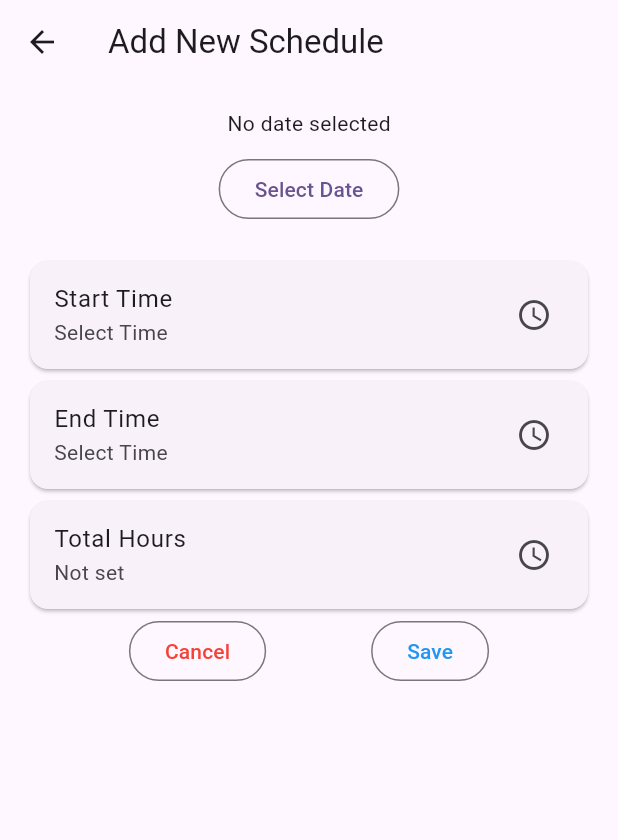
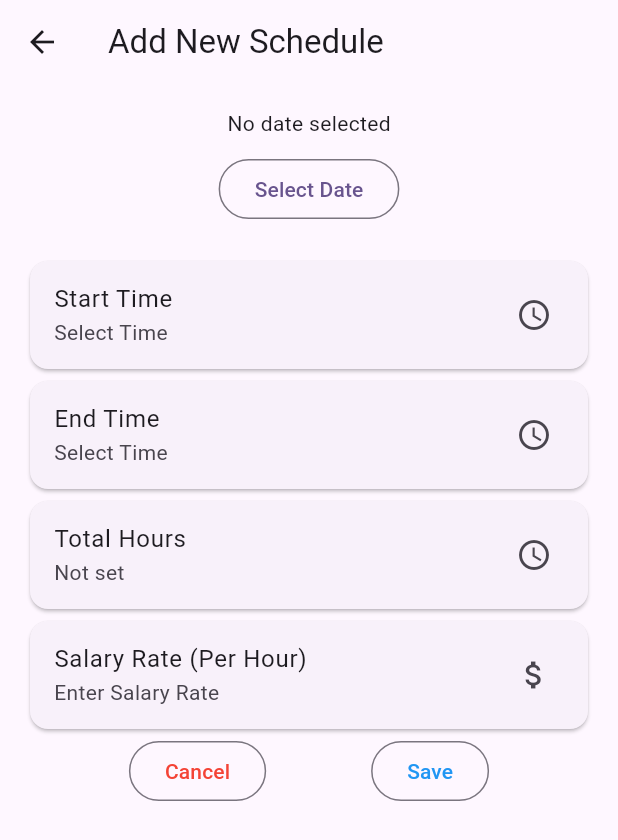
Before and after one commit to IzzatHaikal0/Workshop-Management-System-WMS-Group-7, a Flutter app: the screen it shows after launch, item 2 of the bottom bar chosen, after a tap on "Add", on a phone screen of 412 x 824 dp. Shown: the top 840 px of the screen. Run offline on Flutter 3.47's test engine with Material 3 defaults, Android fonts, the light colour scheme and no system bars; our stand-ins replace cloud_firestore, firebase_core; accounts and stored records are empty.

Commit message:
backend add,list schedule

```diff
--- a/lib/Models/ScheduleModel.dart
+++ b/lib/Models/ScheduleModel.dart
@@ -1,22 +1,39 @@
-class ScheduleModel {
-  final String id;
-  final String title;
-  final String date;
+import 'package:cloud_firestore/cloud_firestore.dart';
 
-  ScheduleModel({required this.id, required this.title, required this.date});
+class Schedule {
+  //final String ScheduleID;
+  final DateTime StartTime;
+  final DateTime EndTime;
+  final DateTime ScheduleDate;
+  final int SalaryRate;
 
-  factory ScheduleModel.fromMap(Map<String, dynamic> map, {required String id}) {
-    return ScheduleModel(
-      id: id,
-      title: map['title'] ?? '',
-      date: map['date'] ?? '',
+  Schedule({
+    //required this.ScheduleID,
+    required this.StartTime,
+    required this.EndTime,
+    required this.ScheduleDate,
+    required this.SalaryRate,
+  });
+
+  // Proper factory method
+  factory Schedule.fromFirestore(DocumentSnapshot<Map<String, dynamic>> doc) {
+    final data = doc.data()!;
+    return Schedule(
+      //id: doc.id,
+      StartTime: (data['StartTime'] as Timestamp).toDate(),
+      EndTime: (data['EndTime'] as Timestamp).toDate(),
+      ScheduleDate: (data['ScheduleDate'] as Timestamp).toDate(),
+      SalaryRate: data['SalaryRate'] ?? 0, // Default to 0 if not present
     );
   }
 
-  Map<String, dynamic> toMap() {
+  // Convert Schedule object to Firestore-compatible map
+  Map<String, dynamic> toJson() {
     return {
-      'title': title,
-      'date': date,
+      'StartTime': Timestamp.fromDate(StartTime),
+      'EndTime': Timestamp.fromDate(EndTime),
+      'ScheduleDate': Timestamp.fromDate(ScheduleDate),
+      'SalaryRate': SalaryRate,
     };
   }
 }
--- a/lib/Screens/ManageForemanSchedule/AddSchedulePage.dart
+++ b/lib/Screens/ManageForemanSchedule/AddSchedulePage.dart
@@ -1,13 +1,15 @@
 import 'package:flutter/material.dart';
-//import 'package:workshop_management_system/Screens/ManageForemanSchedule/ListSchedulePage.dart';
+import 'package:workshop_management_system/Controllers/ScheduleController.dart';
+import 'package:workshop_management_system/Models/ScheduleModel.dart';
+import 'package:workshop_management_system/Screens/ManageForemanSchedule/ListSchedulePage.dart';
 
-void main() {
+/*void main() {
   runApp(const MaterialApp(home: AddSchedulePage()));
-}
+}*/
 
 class AddSchedulePage extends StatelessWidget {
-  const AddSchedulePage({super.key});
-
+  AddSchedulePage({super.key});
+  final ScheduleController controller = ScheduleController();
   @override
   Widget build(BuildContext context) {
     return Scaffold(
@@ -28,12 +30,10 @@ class DatePickerExample extends StatefulWidget {
 }
 
 class _DatePickerExampleState extends State<DatePickerExample> {
-  DateTime? selectedDate;
-  // ignore: non_constant_identifier_names
+  DateTime? ScheduleDate;
   TimeOfDay? StartTime;
-  // ignore: non_constant_identifier_names
   TimeOfDay? EndTime;
-  TimeOfDay? breakTime;
+  int? SalaryRate;
 
   Future<void> _selectDate() async {
     final DateTime? pickedDate = await showDatePicker(
@@ -45,7 +45,7 @@ class _DatePickerExampleState extends State<DatePickerExample> {
 
     if (pickedDate != null) {
       setState(() {
-        selectedDate = pickedDate;
+        ScheduleDate = pickedDate;
       });
     }
   }
@@ -60,11 +60,53 @@ class _DatePickerExampleState extends State<DatePickerExample> {
       setState(() {
         if (type == 'start') StartTime = picked;
         if (type == 'end') EndTime = picked;
-        if (type == 'break') breakTime = picked;
       });
     }
   }
 
+    // Function to show dialog for salary input
+  void _selectSalaryRate() {
+    final TextEditingController salaryController = TextEditingController();
+
+    showDialog(
+      context: context,
+      builder: (BuildContext context) {
+        return AlertDialog(
+          title: const Text('Enter Salary Rate (Per Hour)'),
+          content: TextField(
+            controller: salaryController,
+            keyboardType: TextInputType.number,
+            decoration: const InputDecoration(
+              labelText: 'Salary Rate',
+
+            ),
+
+          ),
+          actions: <Widget>[
+            TextButton(
+              onPressed: () {
+                setState(() {
+                  // Try to parse the entered value as an integer
+                  SalaryRate = int.tryParse(salaryController.text);
+                  if (SalaryRate == null) {
+                    ScaffoldMessenger.of(context).showSnackBar(
+                      const SnackBar(content: Text('Invalid salary rate')),
+                    );
+                  }
+                });
+                Navigator.of(context).pop();
+              },
+              child: const Text('Save'),
+            ),
+            TextButton(
+              onPressed: () => Navigator.of(context).pop(),
+              child: const Text('Cancel'),
+            ),
+          ],
+        );
+      },
+    );
+  }
   String formatTime(TimeOfDay? time) {
     if (time == null) return 'Select Time';
     final hour = time.hourOfPeriod.toString().padLeft(2, '0');
@@ -72,23 +114,6 @@ class _DatePickerExampleState extends State<DatePickerExample> {
     final period = time.period == DayPeriod.am ? 'AM' : 'PM';
     return '$hour:$minute $period';
   }
-/*
-//FIX THE BUTTON REDIRECTION
-  //SAVE THE SCHEDULE
-  void _onSave() {
-    // Dummy save action
-    ScaffoldMessenger.of(context).showSnackBar(
-      const SnackBar(content: Text('Schedule saved (dummy action)')),
-    );
-  }
-
-  //CANCEL THE PROCESS
-  void _onCancel() {
-    Navigator.push(
-      context,
-      MaterialPageRoute(builder: (context) => const SchedulePage()),
-    );
-  }*/
 
   @override
   Widget build(BuildContext context) {
@@ -96,8 +121,8 @@ class _DatePickerExampleState extends State<DatePickerExample> {
       child: Column(
         children: [
           Text(
-            selectedDate != null
-                ? 'Selected Date: ${selectedDate!.day}/${selectedDate!.month}/${selectedDate!.year}'
+            ScheduleDate != null
+                ? 'Selected Date: ${ScheduleDate!.day}/${ScheduleDate!.month}/${ScheduleDate!.year}'
                 : 'No date selected',
           ),
           const SizedBox(height: 10),
@@ -138,19 +163,28 @@ class _DatePickerExampleState extends State<DatePickerExample> {
               trailing: const Icon(Icons.access_time),
             ),
           ),
+          Card(
+            // SALARY RATE
+            child: ListTile(
+              title: const Text('Salary Rate (Per Hour)'),
+              subtitle: Text(
+                SalaryRate != null
+                    ? 'RM ${SalaryRate.toString()}'
+                    : 'Enter Salary Rate',
+              ),
+              trailing: const Icon(Icons.attach_money),
+              onTap: () => _selectSalaryRate(),
+            ),
+          ),
           Row(
             mainAxisAlignment: MainAxisAlignment.spaceEvenly,
             children: [
               OutlinedButton.icon(
-                onPressed: () {
-                  debugPrint('Cancel tapped');
-                },
+                onPressed: _onCancel,
                 label: Text('Cancel', style: TextStyle(color: Colors.red)),
               ),
               OutlinedButton.icon(
-                onPressed: () {
-                  debugPrint('Save tapped');
-                },
+                onPressed: _onSave,
                 label: Text('Save', style: TextStyle(color: Colors.blue)),
               ),
             ],
@@ -180,4 +214,60 @@ class _DatePickerExampleState extends State<DatePickerExample> {
 
     return double.parse(TotalHours.toStringAsFixed(2));
   }
+
+  //FIX THE BUTTON REDIRECTION
+  //SAVE THE SCHEDULE
+  void _onSave() {
+    if (ScheduleDate != null && StartTime != null && EndTime != null) {
+      //final now = DateTime.now();
+
+      // Combine selected date with time of day
+      final DateTime startDateTime = DateTime(
+        ScheduleDate!.year,
+        ScheduleDate!.month,
+        ScheduleDate!.day,
+        StartTime!.hour,
+        StartTime!.minute,
+      );
+
+      final DateTime endDateTime = DateTime(
+        ScheduleDate!.year,
+        ScheduleDate!.month,
+        ScheduleDate!.day,
+        EndTime!.hour,
+        EndTime!.minute,
+      );
+
+      final schedule = Schedule(
+        ScheduleDate: ScheduleDate!,
+        StartTime: startDateTime,
+        EndTime: endDateTime,
+        SalaryRate: SalaryRate ?? 0,
+        //TotalHours: _calculateTotalHours(StartTime!, EndTime!),
+      );
+
+      ScheduleController().addSchedule(schedule);
+
+      ScaffoldMessenger.of(context).showSnackBar(
+        const SnackBar(content: Text('Schedule saved successfully')),
+      );
+
+      Navigator.pushReplacement(
+        context,
+        MaterialPageRoute(builder: (context) => ListSchedulePage()),
+      );
+    } else {
+      ScaffoldMessenger.of(context).showSnackBar(
+        const SnackBar(content: Text('Please complete all fields')),
+      );
+    }
+  }
+
+  //CANCEL THE PROCESS
+  void _onCancel() {
+    Navigator.pushReplacement(
+      context,
+      MaterialPageRoute(builder: (context) => ListSchedulePage()),
+    );
+  }
 }
--- a/lib/Screens/ManageForemanSchedule/ListSchedulePage.dart
+++ b/lib/Screens/ManageForemanSchedule/ListSchedulePage.dart
@@ -1,12 +1,13 @@
-// ListSchedulePage.dart
 import 'package:flutter/material.dart';
+import 'package:workshop_management_system/Controllers/ScheduleController.dart';
+import 'package:workshop_management_system/Models/ScheduleModel.dart';
 import 'package:workshop_management_system/Screens/ManageForemanSchedule/AddSchedulePage.dart';
 import 'package:workshop_management_system/Screens/ManageForemanSchedule/EditSchedulePage.dart';
-import 'package:workshop_management_system/Controllers/ScheduleController.dart';
-import 'package:workshop_management_system/Models/ScheduleModel.dart';
+import 'package:intl/intl.dart';
 
-class SchedulePage extends StatelessWidget {
-  const SchedulePage({super.key});
+class ListSchedulePage extends StatelessWidget {
+  ListSchedulePage({super.key});
+  final ScheduleController controller = ScheduleController();
 
   @override
   Widget build(BuildContext context) {
@@ -17,7 +18,6 @@ class SchedulePage extends StatelessWidget {
         padding: EdgeInsets.all(10),
         child: ListView(
           children: [
-            //CURRENT SCHEDULE TITLE
             Padding(
               padding: EdgeInsets.symmetric(vertical: 8),
               child: Row(
@@ -27,8 +27,6 @@ class SchedulePage extends StatelessWidget {
                     'Current Schedule',
                     style: TextStyle(fontSize: 20, fontWeight: FontWeight.bold),
                   ),
-
-                  //ADD SCHEDULE BUTTON (DIRECT TO ADD SCHEDULE PAGE)
                   FilledButton(
                     onPressed: () {
                       Navigator.push(
@@ -42,25 +40,50 @@ class SchedulePage extends StatelessWidget {
                       padding: EdgeInsets.all(5),
                       foregroundColor: Color.fromARGB(255, 255, 255, 255),
                     ),
-                    child: Text(
-                      'Add',
-                      style: TextStyle(fontSize: 16),
-                    ),
+                    child: Text('Add', style: TextStyle(fontSize: 16)),
                   ),
                 ],
               ),
             ),
+            StreamBuilder<List<Schedule>>(
+              stream: controller.getSchedules(),
+              builder: (context, snapshot) {
+                if (snapshot.connectionState == ConnectionState.waiting) {
+                  return Center(child: CircularProgressIndicator());
+                } else if (snapshot.hasError) {
+                  return Center(child: Text('Error: ${snapshot.error}'));
+                } else if (!snapshot.hasData || snapshot.data!.isEmpty) {
+                  return Center(child: Text('No schedule available.'));
+                } else {
+                  List<Schedule> schedules = snapshot.data!;
 
-            //START OF SCHEDULE LIST
-            Card(
+                  return Column(
+                    children: schedules.map((schedule) {
+                      return Card(
                         child: Padding(
                           padding: const EdgeInsets.all(8.0),
                           child: Column(
                             crossAxisAlignment: CrossAxisAlignment.start,
                             children: [
                               ListTile(
-                      title: Text('Schedule 1'),
-                      subtitle: Text('Date Schedule'),
+                                title: Text(
+                                    'Schedule Date: ${DateFormat('yyyy-MM-dd').format(schedule.ScheduleDate)}',
+                                    style: TextStyle(
+                                      fontWeight: FontWeight.bold,
+                                      color: Color.fromARGB(255, 8, 8, 8),
+                                    )),
+
+                                subtitle: Text(
+                                  'Start Time: ${DateFormat('hh:mm a').format(schedule.StartTime)}\n'
+                                  'End Time: ${DateFormat('hh:mm a').format(schedule.EndTime)}\n'
+                                  'Total Hours: ${((schedule.EndTime.difference(schedule.StartTime).inMinutes) / 60).toStringAsFixed(2)} h\n'
+                                  'Salary Rate: RM ${schedule.SalaryRate}',
+                                  style: TextStyle(
+                                    fontWeight: FontWeight.normal,
+                                    color: Color.fromARGB(255, 8, 8, 8),
+                                  ),
+                                ),
+                                //subtitle: Text(schedule.date),
                                 trailing: Icon(Icons.arrow_forward),
                                 leading: Icon(Icons.calendar_today),
                                 contentPadding: EdgeInsets.zero,
@@ -78,7 +101,8 @@ class SchedulePage extends StatelessWidget {
                                         context,
                                         MaterialPageRoute(
                                           builder: (context) =>
-                                      EditSchedulePage()), // Navigate to edit page
+                                              EditSchedulePage(),
+                                        ), // Navigate to edit page
                                       );
                                     },
                                     label: Text('Edit',
@@ -103,11 +127,13 @@ class SchedulePage extends StatelessWidget {
                                               ),
                                               TextButton(
                                                 child: Text('Delete',
-                                          style: TextStyle(color: Colors.red)),
+                                                    style: TextStyle(
+                                                        color: Colors.red)),
                                                 onPressed: () {
                                                   Navigator.of(context)
                                                       .pop(); // Close the dialog
-                                        debugPrint('Delete confirmed');
+                                                  debugPrint(
+                                                      'Delete confirmed');
                                                 },
                                               ),
                                             ],
@@ -123,127 +149,11 @@ class SchedulePage extends StatelessWidget {
                             ],
                           ),
                         ),
-            ),
-
-            Card(
-              child: Padding(
-                padding: const EdgeInsets.all(8.0),
-                child: Column(
-                  crossAxisAlignment: CrossAxisAlignment.start,
-                  children: [
-                    ListTile(
-                      title: Text('Schedule 1'),
-                      subtitle: Text('Date Schedule'),
-                      trailing: Icon(Icons.arrow_forward),
-                      leading: Icon(Icons.calendar_today),
-                      contentPadding: EdgeInsets.zero,
-                      dense: true,
-                      onTap: () {
-                        debugPrint('Schedule tapped');
+                      );
+                    }).toList(),
+                  );
+                }
               },
-                    ),
-                    Row(
-                      mainAxisAlignment: MainAxisAlignment.end,
-                      children: [
-                        OutlinedButton.icon(
-                          onPressed: () {
-                            debugPrint('Edit tapped');
-                          },
-                          label: Text('Edit',
-                              style: TextStyle(color: Colors.blue)),
-                        ),
-                        OutlinedButton.icon(
-                          onPressed: () {
-                            debugPrint('Delete tapped');
-                          },
-                          label: Text('Delete',
-                              style: TextStyle(color: Colors.red)),
-                        ),
-                      ],
-                    )
-                  ],
-                ),
-              ),
-            ),
-            Card(
-              child: Padding(
-                padding: const EdgeInsets.all(8.0),
-                child: Column(
-                  crossAxisAlignment: CrossAxisAlignment.start,
-                  children: [
-                    ListTile(
-                      title: Text('Schedule 1'),
-                      subtitle: Text('Date Schedule'),
-                      trailing: Icon(Icons.arrow_forward),
-                      leading: Icon(Icons.calendar_today),
-                      contentPadding: EdgeInsets.zero,
-                      dense: true,
-                      onTap: () {
-                        debugPrint('Schedule tapped');
-                      },
-                    ),
-                    Row(
-                      mainAxisAlignment: MainAxisAlignment.end,
-                      children: [
-                        OutlinedButton.icon(
-                          onPressed: () {
-                            debugPrint('Edit tapped');
-                          },
-                          label: Text('Edit',
-                              style: TextStyle(color: Colors.blue)),
-                        ),
-                        OutlinedButton.icon(
-                          onPressed: () {
-                            debugPrint('Delete tapped');
-                          },
-                          label: Text('Delete',
-                              style: TextStyle(color: Colors.red)),
-                        ),
-                      ],
-                    )
-                  ],
-                ),
-              ),
-            ),
-            Card(
-              child: Padding(
-                padding: const EdgeInsets.all(8.0),
-                child: Column(
-                  crossAxisAlignment: CrossAxisAlignment.start,
-                  children: [
-                    ListTile(
-                      title: Text('Schedule 1'),
-                      subtitle: Text('Date Schedule'),
-                      trailing: Icon(Icons.arrow_forward),
-                      leading: Icon(Icons.calendar_today),
-                      contentPadding: EdgeInsets.zero,
-                      dense: true,
-                      onTap: () {
-                        debugPrint('Schedule tapped');
-                      },
-                    ),
-                    Row(
-                      mainAxisAlignment: MainAxisAlignment.end,
-                      children: [
-                        OutlinedButton.icon(
-                          onPressed: () {
-                            debugPrint('Edit tapped');
-                          },
-                          label: Text('Edit',
-                              style: TextStyle(color: Colors.blue)),
-                        ),
-                        OutlinedButton.icon(
-                          onPressed: () {
-                            debugPrint('Delete tapped');
-                          },
-                          label: Text('Delete',
-                              style: TextStyle(color: Colors.red)),
-                        ),
-                      ],
-                    )
-                  ],
-                ),
-              ),
             ),
           ],
         ),
--- a/lib/main.dart
+++ b/lib/main.dart
@@ -70,7 +70,7 @@
   //navigation pages
   final List<Widget> _pages = [
     const Center(child: Text('Home Page')), // Home page
-    const SchedulePage(), // Navigate to SchedulePage
+    ListSchedulePage(), // Navigate to SchedulePage
     const SelectSchedulePage(), // Placeholder for Page 3
     const Center(child: Text('Page 4')), // Placeholder for Page 4
     const Center(child: Text('Page 5')), // Placeholder for Page 5
--- a/pubspec.yaml
+++ b/pubspec.yaml
@@ -37,6 +37,7 @@ dependencies:
   firebase_core: ^3.13.0
   firebase_auth: ^5.5.3
   cloud_firestore: ^5.6.7
+  intl: ^0.18.1  # or the latest version
 
 dev_dependencies:
   flutter_test:
```
Also changed, not shown: lib/Controllers/ScheduleController.dart (+21 -19 lines), pubspec.lock, 324 other files. Lines whose indentation alone changed are shown as unchanged.
